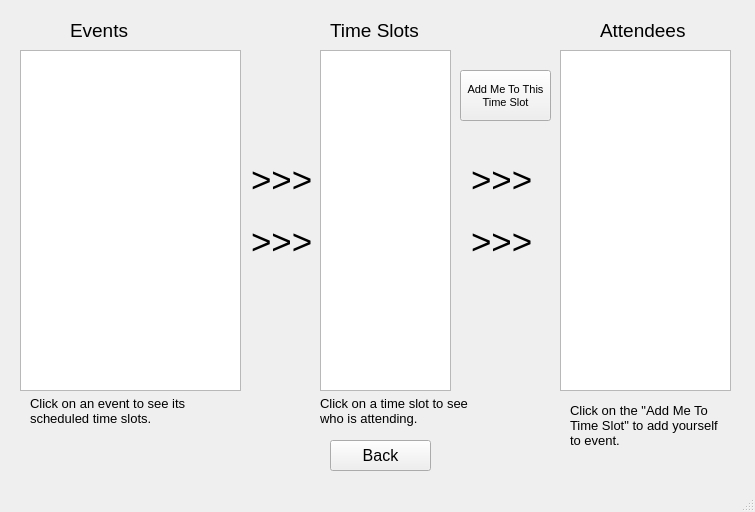
lanegramling/EventPlanner_Project, file EventPlanner/addingmode.ui: the form before one commit.
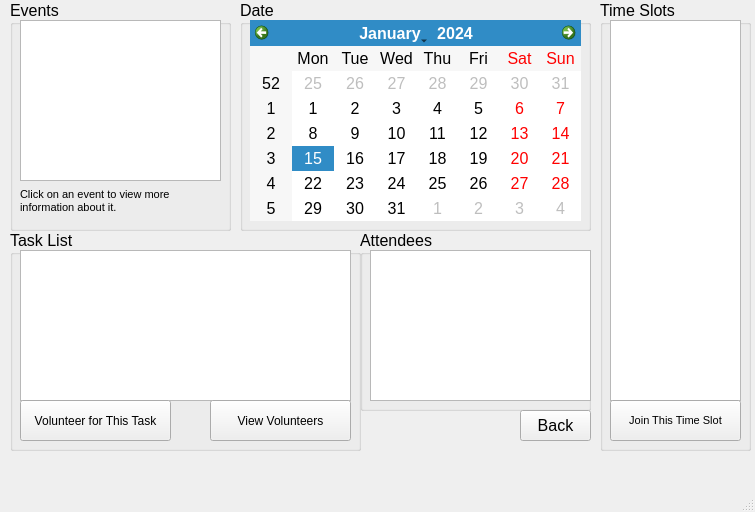
The form after the commit.

Commit message: Reworked UI for Adding Availability mode. Still need to implement their functionality.

What changed in the file:
```diff
--- a/EventPlanner/addingmode.ui
+++ b/EventPlanner/addingmode.ui
@@ -2,6 +2,9 @@
 <ui version="4.0">
  <class>AddingMode</class>
  <widget class="QMainWindow" name="AddingMode">
+  <property name="enabled">
+   <bool>true</bool>
+  </property>
   <property name="geometry">
    <rect>
     <x>0</x>
@@ -12,50 +15,14 @@
   </property>
   <property name="font">
    <font>
-    <pointsize>14</pointsize>
+    <family>Segoe UI</family>
+    <pointsize>12</pointsize>
    </font>
   </property>
   <property name="windowTitle">
    <string>MainWindow</string>
   </property>
   <widget class="QWidget" name="centralwidget">
-   <widget class="QPushButton" name="pushButton_2">
-    <property name="geometry">
-     <rect>
-      <x>330</x>
-      <y>440</y>
-      <width>101</width>
-      <height>31</height>
-     </rect>
-    </property>
-    <property name="font">
-     <font>
-      <pointsize>12</pointsize>
-     </font>
-    </property>
-    <property name="text">
-     <string>Back</string>
-    </property>
-   </widget>
-   <widget class="QListWidget" name="listWidget">
-    <property name="geometry">
-     <rect>
-      <x>20</x>
-      <y>50</y>
-      <width>221</width>
-      <height>341</height>
-     </rect>
-    </property>
-    <property name="frameShadow">
-     <enum>QFrame::Plain</enum>
-    </property>
-    <property name="lineWidth">
-     <number>100</number>
-    </property>
-    <property name="sizeAdjustPolicy">
-     <enum>QAbstractScrollArea::AdjustToContents</enum>
-    </property>
-   </widget>
    <widget class="QLabel" name="label_2">
     <property name="geometry">
      <rect>
@@ -69,222 +36,231 @@
      <string/>
     </property>
    </widget>
-   <widget class="QListWidget" name="listWidget_2">
+   <widget class="QGroupBox" name="gbEvents">
     <property name="geometry">
      <rect>
-      <x>320</x>
-      <y>50</y>
-      <width>131</width>
-      <height>341</height>
+      <x>10</x>
+      <y>0</y>
+      <width>221</width>
+      <height>231</height>
      </rect>
     </property>
-   </widget>
-   <widget class="QListWidget" name="listWidget_3">
-    <property name="geometry">
-     <rect>
-      <x>560</x>
-      <y>50</y>
-      <width>171</width>
-      <height>341</height>
-     </rect>
-    </property>
-   </widget>
-   <widget class="QWidget" name="layoutWidget_2">
-    <property name="geometry">
-     <rect>
-      <x>460</x>
-      <y>140</y>
-      <width>91</width>
-      <height>141</height>
-     </rect>
-    </property>
-    <layout class="QVBoxLayout" name="verticalLayout_6">
-     <item>
-      <widget class="QLabel" name="label_11">
-       <property name="font">
-        <font>
-         <pointsize>26</pointsize>
-        </font>
-       </property>
-       <property name="text">
-        <string>&gt;&gt;&gt;</string>
-       </property>
-      </widget>
-     </item>
-     <item>
-      <widget class="QLabel" name="label_12">
-       <property name="font">
-        <font>
-         <pointsize>26</pointsize>
-        </font>
-       </property>
-       <property name="text">
-        <string>&gt;&gt;&gt;</string>
-       </property>
-      </widget>
-     </item>
-    </layout>
-   </widget>
-   <widget class="QPushButton" name="addToTimeSlotButton">
-    <property name="geometry">
-     <rect>
-      <x>460</x>
-      <y>70</y>
-      <width>91</width>
-      <height>51</height>
-     </rect>
-    </property>
-    <property name="font">
-     <font>
-      <pointsize>8</pointsize>
-     </font>
-    </property>
-    <property name="text">
-     <string>Add Me To This 
-Time Slot</string>
-    </property>
-   </widget>
-   <widget class="QWidget" name="layoutWidget_3">
-    <property name="geometry">
-     <rect>
-      <x>240</x>
-      <y>140</y>
-      <width>91</width>
-      <height>141</height>
-     </rect>
-    </property>
-    <layout class="QVBoxLayout" name="verticalLayout_7">
-     <item>
-      <widget class="QLabel" name="label_13">
-       <property name="font">
-        <font>
-         <pointsize>26</pointsize>
-        </font>
-       </property>
-       <property name="text">
-        <string>&gt;&gt;&gt;</string>
-       </property>
-      </widget>
-     </item>
-     <item>
-      <widget class="QLabel" name="label_14">
-       <property name="font">
-        <font>
-         <pointsize>26</pointsize>
-        </font>
-       </property>
-       <property name="text">
-        <string>&gt;&gt;&gt;</string>
-       </property>
-      </widget>
-     </item>
-    </layout>
-   </widget>
-   <widget class="QLabel" name="label">
-    <property name="geometry">
-     <rect>
-      <x>30</x>
-      <y>390</y>
-      <width>161</width>
-      <height>41</height>
-     </rect>
-    </property>
-    <property name="font">
-     <font>
-      <pointsize>10</pointsize>
-     </font>
-    </property>
-    <property name="text">
-     <string>Click on an event to see its 
-scheduled time slots.</string>
-    </property>
-   </widget>
-   <widget class="QLabel" name="label_3">
-    <property name="geometry">
-     <rect>
-      <x>70</x>
-      <y>20</y>
-      <width>61</width>
-      <height>21</height>
-     </rect>
-    </property>
-    <property name="font">
-     <font>
-      <pointsize>14</pointsize>
-     </font>
-    </property>
-    <property name="text">
+    <property name="title">
      <string>Events</string>
     </property>
+    <widget class="QListWidget" name="listWidget">
+     <property name="geometry">
+      <rect>
+       <x>10</x>
+       <y>20</y>
+       <width>201</width>
+       <height>161</height>
+      </rect>
+     </property>
+     <property name="frameShadow">
+      <enum>QFrame::Plain</enum>
+     </property>
+     <property name="lineWidth">
+      <number>100</number>
+     </property>
+     <property name="sizeAdjustPolicy">
+      <enum>QAbstractScrollArea::AdjustToContents</enum>
+     </property>
+    </widget>
+    <widget class="QLabel" name="label">
+     <property name="geometry">
+      <rect>
+       <x>10</x>
+       <y>180</y>
+       <width>161</width>
+       <height>41</height>
+      </rect>
+     </property>
+     <property name="font">
+      <font>
+       <pointsize>8</pointsize>
+      </font>
+     </property>
+     <property name="text">
+      <string>Click on an event to view more 
+information about it.</string>
+     </property>
+    </widget>
    </widget>
-   <widget class="QLabel" name="label_4">
-    <property name="geometry">
-     <rect>
-      <x>330</x>
-      <y>20</y>
-      <width>91</width>
-      <height>21</height>
-     </rect>
-    </property>
-    <property name="font">
-     <font>
-      <pointsize>14</pointsize>
-     </font>
-    </property>
-    <property name="text">
-     <string>Time Slots</string>
-    </property>
-   </widget>
-   <widget class="QLabel" name="label_5">
+   <widget class="QGroupBox" name="gbTimeslots">
     <property name="geometry">
      <rect>
       <x>600</x>
-      <y>20</y>
-      <width>91</width>
-      <height>21</height>
+      <y>0</y>
+      <width>151</width>
+      <height>451</height>
      </rect>
     </property>
-    <property name="text">
+    <property name="title">
+     <string>Time Slots</string>
+    </property>
+    <widget class="QListWidget" name="listWidget_2">
+     <property name="geometry">
+      <rect>
+       <x>10</x>
+       <y>20</y>
+       <width>131</width>
+       <height>381</height>
+      </rect>
+     </property>
+     <property name="toolTip">
+      <string>&lt;html&gt;&lt;head/&gt;&lt;body&gt;&lt;p&gt;Choose a timeslot to view attendees who've signed up for it, OR\n&lt;/p&gt;&lt;p&gt;Sign up to attend it!&lt;/p&gt;&lt;/body&gt;&lt;/html&gt;</string>
+     </property>
+    </widget>
+    <widget class="QPushButton" name="addToTimeSlotButton">
+     <property name="geometry">
+      <rect>
+       <x>10</x>
+       <y>400</y>
+       <width>131</width>
+       <height>41</height>
+      </rect>
+     </property>
+     <property name="font">
+      <font>
+       <pointsize>8</pointsize>
+      </font>
+     </property>
+     <property name="acceptDrops">
+      <bool>false</bool>
+     </property>
+     <property name="text">
+      <string>Join This Time Slot</string>
+     </property>
+    </widget>
+   </widget>
+   <widget class="QGroupBox" name="gbAttendees">
+    <property name="geometry">
+     <rect>
+      <x>360</x>
+      <y>230</y>
+      <width>231</width>
+      <height>181</height>
+     </rect>
+    </property>
+    <property name="title">
      <string>Attendees</string>
     </property>
+    <widget class="QListWidget" name="listWidget_3">
+     <property name="geometry">
+      <rect>
+       <x>10</x>
+       <y>20</y>
+       <width>221</width>
+       <height>151</height>
+      </rect>
+     </property>
+    </widget>
    </widget>
-   <widget class="QLabel" name="label_6">
+   <widget class="QGroupBox" name="gbDate">
     <property name="geometry">
      <rect>
-      <x>320</x>
-      <y>390</y>
-      <width>161</width>
-      <height>41</height>
+      <x>240</x>
+      <y>0</y>
+      <width>351</width>
+      <height>231</height>
      </rect>
     </property>
-    <property name="font">
-     <font>
-      <pointsize>10</pointsize>
-     </font>
+    <property name="title">
+     <string>Date</string>
     </property>
-    <property name="text">
-     <string>Click on a time slot to see 
-who is attending.</string>
+    <widget class="QCalendarWidget" name="calendarWidget">
+     <property name="geometry">
+      <rect>
+       <x>10</x>
+       <y>20</y>
+       <width>331</width>
+       <height>201</height>
+      </rect>
+     </property>
+     <property name="toolTip">
+      <string>&lt;html&gt;&lt;head/&gt;&lt;body&gt;&lt;p&gt;Select a date to view reserved\n timeslots  for this event.&lt;/p&gt;&lt;/body&gt;&lt;/html&gt;</string>
+     </property>
+    </widget>
+   </widget>
+   <widget class="QGroupBox" name="gbTasks">
+    <property name="geometry">
+     <rect>
+      <x>10</x>
+      <y>230</y>
+      <width>351</width>
+      <height>221</height>
+     </rect>
     </property>
+    <property name="title">
+     <string>Task List</string>
+    </property>
+    <widget class="QListWidget" name="listWidget_4">
+     <property name="geometry">
+      <rect>
+       <x>10</x>
+       <y>20</y>
+       <width>331</width>
+       <height>151</height>
+      </rect>
+     </property>
+     <property name="toolTip">
+      <string>&lt;html&gt;&lt;head/&gt;&lt;body&gt;&lt;p&gt;Choose a task, and you'll be able to:&lt;/p&gt;&lt;p&gt; - Volunteer for the task, OR&lt;/p&gt;&lt;p&gt; - View the task force.&lt;/p&gt;&lt;/body&gt;&lt;/html&gt;</string>
+     </property>
+    </widget>
+    <widget class="QPushButton" name="pushButton">
+     <property name="geometry">
+      <rect>
+       <x>10</x>
+       <y>170</y>
+       <width>151</width>
+       <height>41</height>
+      </rect>
+     </property>
+     <property name="font">
+      <font>
+       <pointsize>9</pointsize>
+      </font>
+     </property>
+     <property name="text">
+      <string>Volunteer for This Task</string>
+     </property>
+    </widget>
+    <widget class="QPushButton" name="btnViewVolunteers">
+     <property name="geometry">
+      <rect>
+       <x>200</x>
+       <y>170</y>
+       <width>141</width>
+       <height>41</height>
+      </rect>
+     </property>
+     <property name="font">
+      <font>
+       <pointsize>9</pointsize>
+      </font>
+     </property>
+     <property name="text">
+      <string>View Volunteers</string>
+     </property>
+    </widget>
    </widget>
-   <widget class="QLabel" name="label_7">
+   <widget class="QPushButton" name="pushButton_2">
     <property name="geometry">
      <rect>
-      <x>570</x>
-      <y>400</y>
-      <width>161</width>
-      <height>51</height>
+      <x>520</x>
+      <y>410</y>
+      <width>71</width>
+      <height>31</height>
      </rect>
     </property>
     <property name="font">
      <font>
-      <pointsize>10</pointsize>
+      <pointsize>12</pointsize>
      </font>
     </property>
     <property name="text">
-     <string>Click on the &quot;Add Me To 
-Time Slot&quot; to add yourself 
-to event.</string>
+     <string>Back</string>
     </property>
    </widget>
   </widget>
```
The commit also changes 1 other file.
